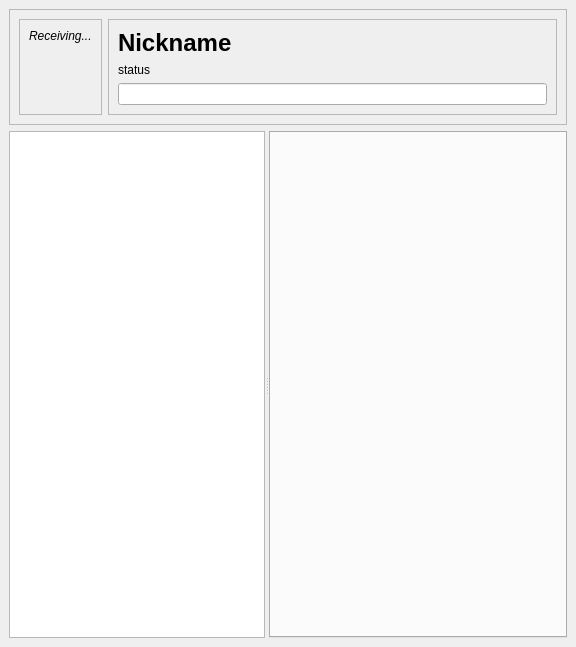
laurentb/weboob, file weboob/applications/qhavesex/ui/profile.ui: the form before one commit.
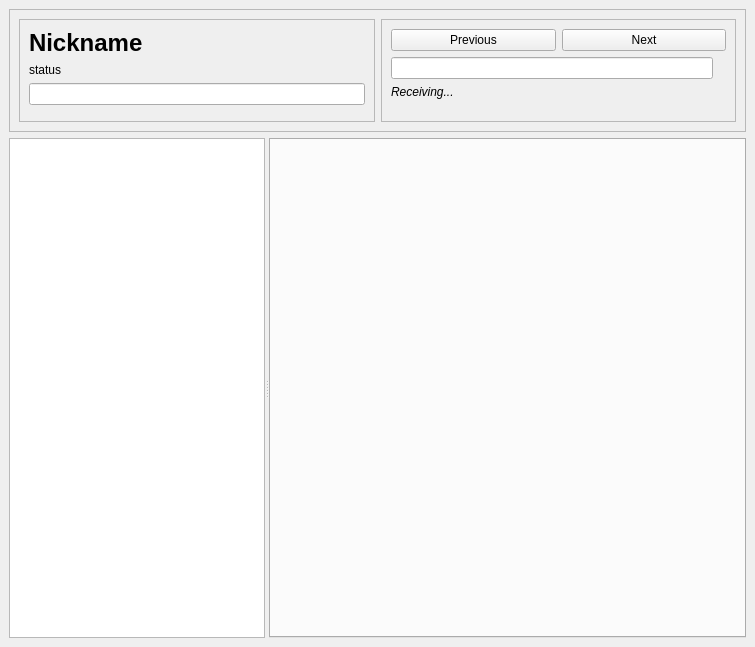
The form after the commit.

Commit message: implement photo caroussel

Patch:
```diff
--- a/weboob/applications/qhavesex/ui/profile.ui
+++ b/weboob/applications/qhavesex/ui/profile.ui
@@ -6,7 +6,7 @@
    <rect>
     <x>0</x>
     <y>0</y>
-    <width>576</width>
+    <width>755</width>
     <height>647</height>
    </rect>
   </property>
@@ -33,7 +33,7 @@
        <rect>
         <x>0</x>
         <y>0</y>
-        <width>576</width>
+        <width>755</width>
         <height>647</height>
        </rect>
       </property>
@@ -53,38 +53,6 @@
           <enum>QFrame::Raised</enum>
          </property>
          <layout class="QHBoxLayout" name="horizontalLayout_2">
-          <item>
-           <widget class="QFrame" name="frame_photo">
-            <property name="frameShape">
-             <enum>QFrame::StyledPanel</enum>
-            </property>
-            <property name="frameShadow">
-             <enum>QFrame::Raised</enum>
-            </property>
-            <layout class="QVBoxLayout" name="verticalLayout_3">
-             <item>
-              <widget class="QLabel" name="photoLabel">
-               <property name="text">
-                <string>&lt;i&gt;Receiving...&lt;/i&gt;</string>
-               </property>
-              </widget>
-             </item>
-             <item>
-              <spacer name="verticalSpacer_2">
-               <property name="orientation">
-                <enum>Qt::Vertical</enum>
-               </property>
-               <property name="sizeHint" stdset="0">
-                <size>
-                 <width>0</width>
-                 <height>0</height>
-                </size>
-               </property>
-              </spacer>
-             </item>
-            </layout>
-           </widget>
-          </item>
           <item>
            <widget class="QFrame" name="headFrame">
             <property name="sizePolicy">
@@ -133,6 +101,73 @@
             </layout>
            </widget>
           </item>
+          <item>
+           <widget class="QFrame" name="frame_photo">
+            <property name="frameShape">
+             <enum>QFrame::StyledPanel</enum>
+            </property>
+            <property name="frameShadow">
+             <enum>QFrame::Raised</enum>
+            </property>
+            <layout class="QVBoxLayout" name="verticalLayout_3">
+             <item>
+              <layout class="QHBoxLayout" name="horizontalLayout">
+               <item>
+                <widget class="QPushButton" name="previousButton">
+                 <property name="text">
+                  <string>Previous</string>
+                 </property>
+                </widget>
+               </item>
+               <item>
+                <widget class="QPushButton" name="nextButton">
+                 <property name="text">
+                  <string>Next</string>
+                 </property>
+                </widget>
+               </item>
+              </layout>
+             </item>
+             <item>
+              <layout class="QHBoxLayout" name="horizontalLayout_3">
+               <item>
+                <widget class="QLineEdit" name="photoURLEdit"/>
+               </item>
+               <item>
+                <widget class="QLabel" name="shownLabel">
+                 <property name="styleSheet">
+                  <string notr="true">color: rgb(255, 0, 0);</string>
+                 </property>
+                 <property name="text">
+                  <string/>
+                 </property>
+                </widget>
+               </item>
+              </layout>
+             </item>
+             <item>
+              <widget class="QLabel" name="photoLabel">
+               <property name="text">
+                <string>&lt;i&gt;Receiving...&lt;/i&gt;</string>
+               </property>
+              </widget>
+             </item>
+             <item>
+              <spacer name="verticalSpacer_2">
+               <property name="orientation">
+                <enum>Qt::Vertical</enum>
+               </property>
+               <property name="sizeHint" stdset="0">
+                <size>
+                 <width>13</width>
+                 <height>13</height>
+                </size>
+               </property>
+              </spacer>
+             </item>
+            </layout>
+           </widget>
+          </item>
          </layout>
         </widget>
        </item>
```
The commit also changes 1 other file.
